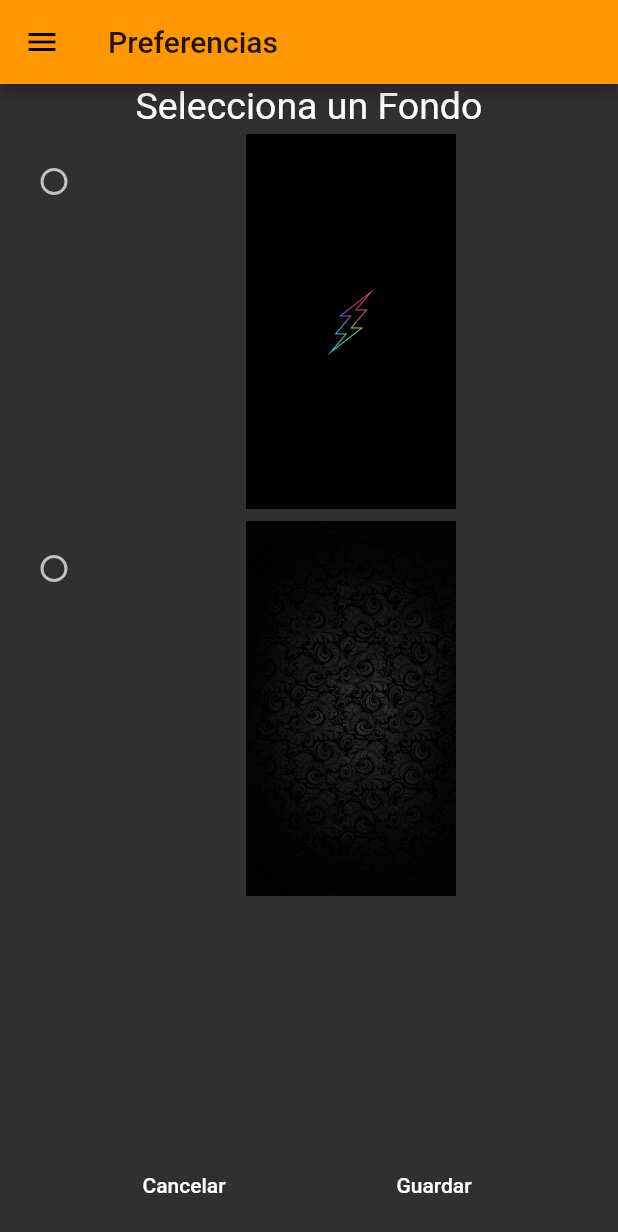
After one commit to Daniel13ds/Notas-Flutter, a Flutter app: the NotesSettings screen opened by its route, on a phone screen of 412 x 824 dp. The commit adds this screen. Shown: the top 1232 px of the screen. Run offline on Flutter 3.47's test engine with Material 2 defaults, Android fonts, the phone set to English and light mode, and no system bars; our stand-ins replace flutter_slidable, shared_preferences; accounts and stored records are empty; statements that could not run were skipped.

Commit message:
Implementado Shared Preferences al Background

```diff
--- /dev/null
+++ b/lib/models/preferences.dart
@@ -0,0 +1,25 @@
+import 'package:shared_preferences/shared_preferences.dart';
+
+class Preferences {
+  static final Preferences _instance = Preferences._internal();
+  static final backgroundKey = 'notes_background';
+  SharedPreferences _preferences;
+
+  factory Preferences() {
+    return _instance;
+  }
+
+  Preferences._internal();
+
+  initPreferences() async {
+    _preferences = await SharedPreferences.getInstance();
+  }
+
+  set notesBackground(String background) {
+    _preferences.setString(backgroundKey, background);
+  }
+
+  get notesBackground {
+    return _preferences.getString(backgroundKey) ?? 'assets/fondo.jpg';
+  }
+}
--- /dev/null
+++ b/lib/pages/notesSettings.dart
@@ -0,0 +1,85 @@
+import 'package:flutter/cupertino.dart';
+import 'package:flutter/material.dart';
+import 'package:notas_flutter/models/preferences.dart';
+import 'package:notas_flutter/widgets/myDrawer.dart';
+
+class NotesSettings extends StatefulWidget {
+  static final route = '/notesSettings';
+
+  @override
+  _NotesSettingsState createState() => _NotesSettingsState();
+}
+
+class _NotesSettingsState extends State<NotesSettings> {
+  String _background;
+
+  _onChanged(String value) {
+    setState(() {
+      _background = value;
+    });
+  }
+
+  @override
+  Widget build(BuildContext context) {
+    return Scaffold(
+      drawer: MyDrawer(),
+      appBar: AppBar(
+        title: Text('Preferencias'),
+      ),
+      body: Column(
+        children: [
+          Text(
+            'Selecciona un Fondo',
+            style: TextStyle(fontSize: 25),
+          ),
+          RadioListTile(
+            title: Container(
+              width: double.infinity,
+              height: 250,
+              decoration: BoxDecoration(
+                  image: DecorationImage(
+                      image: AssetImage('assets/fondo.jpg'),
+                      fit: BoxFit.fitHeight)),
+            ),
+            value: 'assets/fondo.jpg',
+            groupValue: _background,
+            onChanged: _onChanged,
+          ),
+          RadioListTile(
+            title: Container(
+              width: double.infinity,
+              height: 250,
+              decoration: BoxDecoration(
+                  image: DecorationImage(
+                      image: AssetImage('assets/fondo3.jpg'),
+                      fit: BoxFit.fitHeight)),
+            ),
+            value: 'assets/fondo3.jpg',
+            groupValue: _background,
+            onChanged: _onChanged,
+          ),
+        ],
+      ),
+      bottomNavigationBar: Padding(
+        padding: const EdgeInsets.only(bottom: 10.0),
+        child: Row(
+          mainAxisAlignment: MainAxisAlignment.spaceEvenly,
+          children: [
+            FlatButton(
+                onPressed: () {
+                  Navigator.pop(context);
+                },
+                child: Text('Cancelar')),
+            FlatButton(
+                onPressed: () {
+                  final preferences = Preferences();
+                  preferences.notesBackground = _background;
+                  Navigator.pop(context);
+                },
+                child: Text('Guardar')),
+          ],
+        ),
+      ),
+    );
+  }
+}
--- a/pubspec.yaml
+++ b/pubspec.yaml
@@ -24,6 +24,7 @@ dependencies:
   flutter:
     sdk: flutter
   flutter_slidable: ^0.5.7
+  shared_preferences: ^0.5.12+4
 
 
   # The following adds the Cupertino Icons font to your application.
```
Also changed, not shown: lib/main.dart (+7 -1 lines), lib/pages/notesList.dart (+12 -0 lines), lib/widgets/background.dart (+4 -3 lines), lib/widgets/myDrawer.dart (+18 -1 lines), assets/fondo.jpg, assets/fondo3.jpg (added), pubspec.lock.
